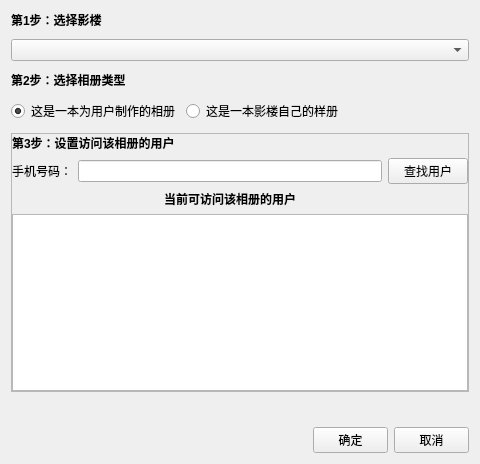
Qt form manage/AlbumInfoWidget.ui (Onglu/AlbumTool) before a commit.
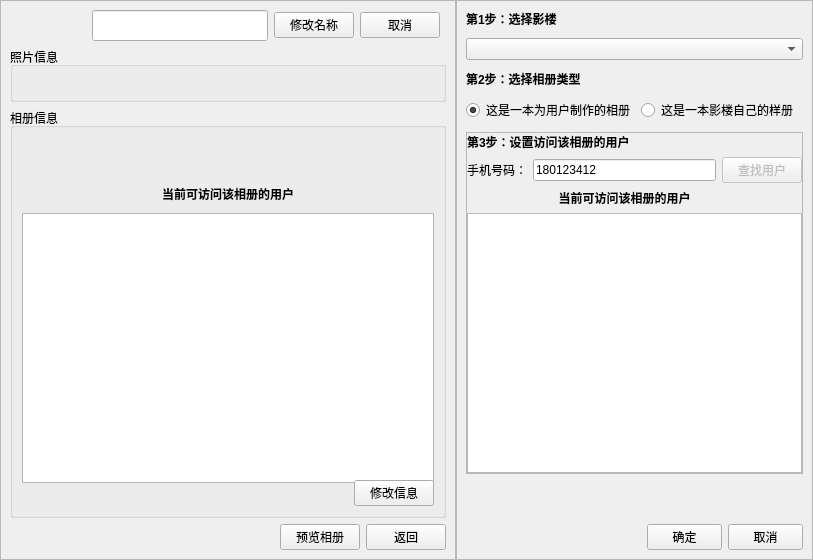
The same form after that commit.

Commit message: 实现了相册传输管理功能。

What changed in the file:
```diff
--- a/manage/AlbumInfoWidget.ui
+++ b/manage/AlbumInfoWidget.ui
@@ -6,8 +6,8 @@
    <rect>
     <x>0</x>
     <y>0</y>
-    <width>480</width>
-    <height>464</height>
+    <width>813</width>
+    <height>560</height>
    </rect>
   </property>
   <property name="sizePolicy">
@@ -19,7 +19,7 @@
   <property name="minimumSize">
    <size>
     <width>0</width>
-    <height>0</height>
+    <height>560</height>
    </size>
   </property>
   <property name="maximumSize">
@@ -31,27 +31,305 @@
   <property name="windowTitle">
    <string>Form</string>
   </property>
+  <layout class="QHBoxLayout" name="horizontalLayout_3">
+   <property name="spacing">
+    <number>0</number>
+   </property>
+   <property name="margin">
+    <number>0</number>
+   </property>
+   <item>
+    <widget class="QFrame" name="editFrame">
+     <property name="sizePolicy">
+      <sizepolicy hsizetype="Preferred" vsizetype="Preferred">
+       <horstretch>0</horstretch>
+       <verstretch>0</verstretch>
+      </sizepolicy>
+     </property>
+     <property name="frameShape">
+      <enum>QFrame::StyledPanel</enum>
+     </property>
+     <property name="frameShadow">
+      <enum>QFrame::Raised</enum>
+     </property>
+     <layout class="QGridLayout" name="gridLayout_4">
+      <item row="1" column="0" colspan="5">
+       <widget class="QGroupBox" name="groupBox">
+        <property name="sizePolicy">
+         <sizepolicy hsizetype="Expanding" vsizetype="Fixed">
+          <horstretch>0</horstretch>
+          <verstretch>0</verstretch>
+         </sizepolicy>
+        </property>
+        <property name="font">
+         <font>
+          <weight>50</weight>
+          <bold>false</bold>
+         </font>
+        </property>
+        <property name="title">
+         <string>照片信息</string>
+        </property>
+        <layout class="QHBoxLayout" name="horizontalLayout">
+         <item>
+          <widget class="QLabel" name="numLabel">
+           <property name="text">
+            <string/>
+           </property>
+          </widget>
+         </item>
+        </layout>
+       </widget>
+      </item>
+      <item row="2" column="0" colspan="5">
+       <widget class="QGroupBox" name="groupBox_2">
+        <property name="sizePolicy">
+         <sizepolicy hsizetype="Preferred" vsizetype="Preferred">
+          <horstretch>0</horstretch>
+          <verstretch>0</verstretch>
+         </sizepolicy>
+        </property>
+        <property name="minimumSize">
+         <size>
+          <width>0</width>
+          <height>0</height>
+         </size>
+        </property>
+        <property name="title">
+         <string>相册信息</string>
+        </property>
+        <layout class="QGridLayout" name="gridLayout_3">
+         <property name="verticalSpacing">
+          <number>10</number>
+         </property>
+         <item row="3" column="0" rowspan="2" colspan="2">
+          <widget class="QListWidget" name="usersListWidgets2">
+           <property name="sizePolicy">
+            <sizepolicy hsizetype="Expanding" vsizetype="Preferred">
+             <horstretch>0</horstretch>
+             <verstretch>0</verstretch>
+            </sizepolicy>
+           </property>
+           <property name="minimumSize">
+            <size>
+             <width>0</width>
+             <height>270</height>
+            </size>
+           </property>
+          </widget>
+         </item>
+         <item row="5" column="1">
+          <widget class="QPushButton" name="setPushButton">
+           <property name="sizePolicy">
+            <sizepolicy hsizetype="Fixed" vsizetype="Fixed">
+             <horstretch>0</horstretch>
+             <verstretch>0</verstretch>
+            </sizepolicy>
+           </property>
+           <property name="text">
+            <string>修改信息</string>
+           </property>
+          </widget>
+         </item>
+         <item row="0" column="0" colspan="2">
+          <widget class="QLabel" name="typeLabel">
+           <property name="sizePolicy">
+            <sizepolicy hsizetype="Preferred" vsizetype="Preferred">
+             <horstretch>0</horstretch>
+             <verstretch>0</verstretch>
+            </sizepolicy>
+           </property>
+           <property name="font">
+            <font>
+             <weight>75</weight>
+             <bold>true</bold>
+            </font>
+           </property>
+           <property name="frameShape">
+            <enum>QFrame::NoFrame</enum>
+           </property>
+           <property name="text">
+            <string/>
+           </property>
+          </widget>
+         </item>
+         <item row="1" column="0" colspan="2">
+          <widget class="QLabel" name="businessLabel">
+           <property name="font">
+            <font>
+             <weight>75</weight>
+             <bold>true</bold>
+            </font>
+           </property>
+           <property name="frameShape">
+            <enum>QFrame::NoFrame</enum>
+           </property>
+           <property name="text">
+            <string/>
+           </property>
+          </widget>
+         </item>
+         <item row="2" column="0" colspan="2">
+          <widget class="QLabel" name="usersLabel2">
+           <property name="font">
+            <font>
+             <weight>75</weight>
+             <bold>true</bold>
+            </font>
+           </property>
+           <property name="frameShape">
+            <enum>QFrame::NoFrame</enum>
+           </property>
+           <property name="text">
+            <string>当前可访问该相册的用户</string>
+           </property>
+           <property name="alignment">
+            <set>Qt::AlignCenter</set>
+           </property>
+          </widget>
+         </item>
+        </layout>
+       </widget>
+      </item>
+      <item row="4" column="0" colspan="5">
+       <layout class="QHBoxLayout" name="horizontalLayout_2">
+        <item>
+         <spacer name="horizontalSpacer">
+          <property name="orientation">
+           <enum>Qt::Horizontal</enum>
+          </property>
+          <property name="sizeHint" stdset="0">
+           <size>
+            <width>40</width>
+            <height>20</height>
+           </size>
+          </property>
+         </spacer>
+        </item>
+        <item>
+         <widget class="QPushButton" name="previewPushButton">
+          <property name="sizePolicy">
+           <sizepolicy hsizetype="Fixed" vsizetype="Fixed">
+            <horstretch>0</horstretch>
+            <verstretch>0</verstretch>
+           </sizepolicy>
+          </property>
+          <property name="minimumSize">
+           <size>
+            <width>0</width>
+            <height>0</height>
+           </size>
+          </property>
+          <property name="text">
+           <string>预览相册</string>
+          </property>
+         </widget>
+        </item>
+        <item>
+         <widget class="QPushButton" name="backPushButton">
+          <property name="text">
+           <string>返回</string>
+          </property>
+         </widget>
+        </item>
+       </layout>
+      </item>
+      <item row="0" column="1">
+       <widget class="QLineEdit" name="nameLineEdit">
+        <property name="sizePolicy">
+         <sizepolicy hsizetype="Expanding" vsizetype="Fixed">
+          <horstretch>0</horstretch>
+          <verstretch>0</verstretch>
+         </sizepolicy>
+        </property>
+        <property name="minimumSize">
+         <size>
+          <width>0</width>
+          <height>0</height>
+         </size>
+        </property>
+        <property name="font">
+         <font>
+          <pointsize>14</pointsize>
+         </font>
+        </property>
+       </widget>
+      </item>
+      <item row="0" column="0">
+       <widget class="QLabel" name="nameLabel">
+        <property name="sizePolicy">
+         <sizepolicy hsizetype="Expanding" vsizetype="Preferred">
+          <horstretch>0</horstretch>
+          <verstretch>0</verstretch>
+         </sizepolicy>
+        </property>
+        <property name="font">
+         <font>
+          <pointsize>14</pointsize>
+          <weight>75</weight>
+          <bold>true</bold>
+         </font>
+        </property>
+        <property name="frameShape">
+         <enum>QFrame::NoFrame</enum>
+        </property>
+        <property name="text">
+         <string/>
+        </property>
+        <property name="alignment">
+         <set>Qt::AlignCenter</set>
+        </property>
+       </widget>
+      </item>
+      <item row="3" column="1">
+       <spacer name="verticalSpacer_2">
+        <property name="orientation">
+         <enum>Qt::Vertical</enum>
+        </property>
+        <property name="sizeHint" stdset="0">
+         <size>
+          <width>20</width>
+          <height>40</height>
+         </size>
+        </property>
+       </spacer>
+      </item>
+      <item row="0" column="3">
+       <widget class="QPushButton" name="cancelPushButton2">
+        <property name="text">
+         <string>取消</string>
+        </property>
+       </widget>
+      </item>
+      <item row="0" column="2">
+       <widget class="QPushButton" name="renamePushButton">
+        <property name="sizePolicy">
+         <sizepolicy hsizetype="Fixed" vsizetype="Fixed">
+          <horstretch>0</horstretch>
+          <verstretch>0</verstretch>
+         </sizepolicy>
+        </property>
+        <property name="text">
+         <string>修改名称</string>
+        </property>
+       </widget>
+      </item>
+     </layout>
+    </widget>
+   </item>
+   <item>
+    <widget class="QFrame" name="setFrame">
+     <property name="frameShape">
+      <enum>QFrame::StyledPanel</enum>
+     </property>
+     <property name="frameShadow">
+      <enum>QFrame::Raised</enum>
+     </property>
   <layout class="QGridLayout" name="gridLayout_2">
-   <property name="horizontalSpacing">
-    <number>6</number>
-   </property>
    <property name="verticalSpacing">
     <number>10</number>
    </property>
-   <item row="7" column="2">
-    <widget class="QPushButton" name="okPushButton">
-     <property name="maximumSize">
-      <size>
-       <width>75</width>
-       <height>16777215</height>
-      </size>
-     </property>
-     <property name="text">
-      <string>确定</string>
-     </property>
-    </widget>
-   </item>
-   <item row="0" column="0" colspan="2">
+      <item row="0" column="0">
     <widget class="QLabel" name="label_3">
      <property name="font">
       <font>
@@ -64,8 +342,21 @@
      </property>
     </widget>
    </item>
-   <item row="7" column="3">
-    <widget class="QPushButton" name="cancelPushButton">
+      <item row="6" column="2">
+       <widget class="QPushButton" name="okPushButton">
+        <property name="maximumSize">
+         <size>
+          <width>75</width>
+          <height>16777215</height>
+         </size>
+        </property>
+        <property name="text">
+         <string>确定</string>
+        </property>
+       </widget>
+      </item>
+      <item row="6" column="3">
+       <widget class="QPushButton" name="cancelPushButton1">
      <property name="maximumSize">
       <size>
        <width>75</width>
@@ -78,9 +369,16 @@
     </widget>
    </item>
    <item row="1" column="0" colspan="4">
-    <widget class="QComboBox" name="comboBox"/>
-   </item>
-   <item row="2" column="0" colspan="2">
+       <widget class="QComboBox" name="comboBox">
+        <property name="sizePolicy">
+         <sizepolicy hsizetype="Preferred" vsizetype="Fixed">
+          <horstretch>0</horstretch>
+          <verstretch>0</verstretch>
+         </sizepolicy>
+        </property>
+       </widget>
+      </item>
+      <item row="2" column="0">
     <widget class="QLabel" name="label_4">
      <property name="font">
       <font>
@@ -93,6 +391,19 @@
      </property>
     </widget>
    </item>
+      <item row="3" column="1" colspan="3">
+       <widget class="QRadioButton" name="sampleRadioButton">
+        <property name="sizePolicy">
+         <sizepolicy hsizetype="Preferred" vsizetype="Fixed">
+          <horstretch>0</horstretch>
+          <verstretch>0</verstretch>
+         </sizepolicy>
+        </property>
+        <property name="text">
+         <string>这是一本影楼自己的样册</string>
+        </property>
+       </widget>
+      </item>
    <item row="3" column="0">
     <widget class="QRadioButton" name="userRadioButton">
      <property name="sizePolicy">
@@ -109,39 +420,10 @@
      </property>
     </widget>
    </item>
-   <item row="3" column="1" colspan="2">
-    <widget class="QRadioButton" name="sampleRadioButton">
-     <property name="sizePolicy">
-      <sizepolicy hsizetype="Fixed" vsizetype="Fixed">
-       <horstretch>0</horstretch>
-       <verstretch>0</verstretch>
-      </sizepolicy>
-     </property>
-     <property name="text">
-      <string>这是一本影楼自己的样册</string>
-     </property>
-    </widget>
-   </item>
-   <item row="6" column="2">
-    <spacer name="verticalSpacer">
-     <property name="orientation">
-      <enum>Qt::Vertical</enum>
-     </property>
-     <property name="sizeType">
-      <enum>QSizePolicy::Expanding</enum>
-     </property>
-     <property name="sizeHint" stdset="0">
-      <size>
-       <width>20</width>
-       <height>40</height>
-      </size>
-     </property>
-    </spacer>
-   </item>
-   <item row="5" column="0" colspan="4">
+      <item row="4" column="0" colspan="4">
     <widget class="QFrame" name="usersFrame">
      <property name="sizePolicy">
-      <sizepolicy hsizetype="Preferred" vsizetype="Preferred">
+         <sizepolicy hsizetype="Preferred" vsizetype="Expanding">
        <horstretch>0</horstretch>
        <verstretch>0</verstretch>
       </sizepolicy>
@@ -156,9 +438,6 @@
       <property name="margin">
        <number>0</number>
       </property>
-      <item row="1" column="1">
-       <widget class="QLineEdit" name="lineEdit"/>
-      </item>
       <item row="2" column="1">
        <widget class="QLabel" name="label_2">
         <property name="font">
@@ -178,13 +457,20 @@
       <item row="3" column="0" colspan="3">
        <widget class="QListWidget" name="listWidget">
         <property name="sizePolicy">
-         <sizepolicy hsizetype="Preferred" vsizetype="Preferred">
+            <sizepolicy hsizetype="Expanding" vsizetype="Expanding">
           <horstretch>0</horstretch>
           <verstretch>0</verstretch>
          </sizepolicy>
         </property>
        </widget>
       </item>
+         <item row="1" column="1">
+          <widget class="QLineEdit" name="telnoLineEdit">
+           <property name="text">
+            <string>180123412</string>
+           </property>
+          </widget>
+         </item>
       <item row="0" column="0" colspan="2">
        <widget class="QLabel" name="label_5">
         <property name="font">
@@ -207,10 +493,32 @@
       </item>
       <item row="1" column="2">
        <widget class="QPushButton" name="findPushButton">
+           <property name="enabled">
+            <bool>false</bool>
+           </property>
         <property name="text">
          <string>查找用户</string>
         </property>
        </widget>
+         </item>
+        </layout>
+       </widget>
+      </item>
+      <item row="5" column="2">
+       <spacer name="verticalSpacer">
+        <property name="orientation">
+         <enum>Qt::Vertical</enum>
+        </property>
+        <property name="sizeType">
+         <enum>QSizePolicy::Preferred</enum>
+        </property>
+        <property name="sizeHint" stdset="0">
+         <size>
+          <width>20</width>
+          <height>40</height>
+         </size>
+        </property>
+       </spacer>
       </item>
      </layout>
     </widget>
```
Left out of the diff: 8 changed lines with no effect on the pictures. Lines whose indentation alone changed are shown as unchanged. The commit also changes 27 other files.
